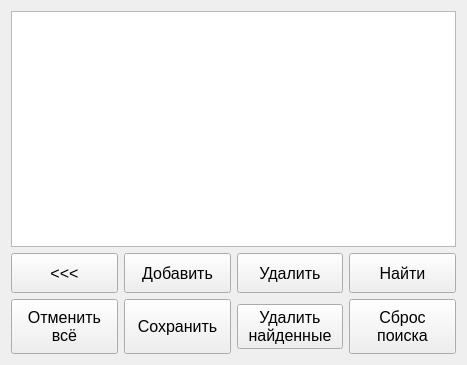
Before: the Qt Designer form widgets/bonusprogwindow.ui in bogtogus/Object_oriented_prog, drawn with Qt 5.
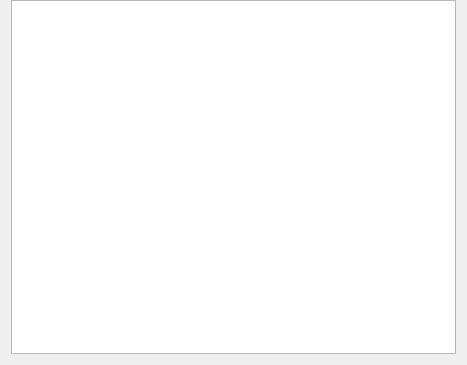
After: the same form once the commit is applied.

Commit message:
redesign: switch from button interface to menu bars
Big operation buttons in the database interaction windows
were replaced with a menu bar and a tool bar,
that allow to have more operations in a more compact way.

What changed in the file:
```diff
--- a/widgets/bonusprogwindow.ui
+++ b/widgets/bonusprogwindow.ui
@@ -14,6 +14,9 @@
    <string>Form</string>
   </property>
   <layout class="QVBoxLayout" name="verticalLayout">
+   <property name="topMargin">
+    <number>0</number>
+   </property>
    <item>
     <widget class="QTableView" name="table">
      <property name="minimumSize">
@@ -29,253 +32,6 @@
      </property>
     </widget>
    </item>
-   <item>
-    <layout class="QGridLayout" name="gridLayout">
-     <item row="0" column="0">
-      <widget class="QPushButton" name="back">
-       <property name="sizePolicy">
-        <sizepolicy hsizetype="Expanding" vsizetype="Fixed">
-         <horstretch>0</horstretch>
-         <verstretch>0</verstretch>
-        </sizepolicy>
-       </property>
-       <property name="minimumSize">
-        <size>
-         <width>50</width>
-         <height>40</height>
-        </size>
-       </property>
-       <property name="maximumSize">
-        <size>
-         <width>120</width>
-         <height>16777215</height>
-        </size>
-       </property>
-       <property name="font">
-        <font>
-         <pointsize>12</pointsize>
-        </font>
-       </property>
-       <property name="text">
-        <string>&lt;&lt;&lt;</string>
-       </property>
-      </widget>
-     </item>
-     <item row="2" column="2">
-      <widget class="QPushButton" name="delete_found">
-       <property name="sizePolicy">
-        <sizepolicy hsizetype="Expanding" vsizetype="Fixed">
-         <horstretch>0</horstretch>
-         <verstretch>0</verstretch>
-        </sizepolicy>
-       </property>
-       <property name="minimumSize">
-        <size>
-         <width>90</width>
-         <height>40</height>
-        </size>
-       </property>
-       <property name="maximumSize">
-        <size>
-         <width>16777215</width>
-         <height>16777215</height>
-        </size>
-       </property>
-       <property name="font">
-        <font>
-         <pointsize>12</pointsize>
-        </font>
-       </property>
-       <property name="text">
-        <string>Удалить
-найденные</string>
-       </property>
-      </widget>
-     </item>
-     <item row="0" column="2">
-      <widget class="QPushButton" name="delete_selected">
-       <property name="sizePolicy">
-        <sizepolicy hsizetype="Expanding" vsizetype="Fixed">
-         <horstretch>0</horstretch>
-         <verstretch>0</verstretch>
-        </sizepolicy>
-       </property>
-       <property name="minimumSize">
-        <size>
-         <width>90</width>
-         <height>40</height>
-        </size>
-       </property>
-       <property name="maximumSize">
-        <size>
-         <width>16777215</width>
-         <height>16777215</height>
-        </size>
-       </property>
-       <property name="font">
-        <font>
-         <pointsize>12</pointsize>
-        </font>
-       </property>
-       <property name="text">
-        <string>Удалить</string>
-       </property>
-      </widget>
-     </item>
-     <item row="0" column="3">
-      <widget class="QPushButton" name="find">
-       <property name="sizePolicy">
-        <sizepolicy hsizetype="Expanding" vsizetype="Fixed">
-         <horstretch>0</horstretch>
-         <verstretch>0</verstretch>
-        </sizepolicy>
-       </property>
-       <property name="minimumSize">
-        <size>
-         <width>90</width>
-         <height>40</height>
-        </size>
-       </property>
-       <property name="maximumSize">
-        <size>
-         <width>16777215</width>
-         <height>16777215</height>
-        </size>
-       </property>
-       <property name="font">
-        <font>
-         <pointsize>12</pointsize>
-        </font>
-       </property>
-       <property name="text">
-        <string>Найти</string>
-       </property>
-      </widget>
-     </item>
-     <item row="2" column="3">
-      <widget class="QPushButton" name="reset">
-       <property name="sizePolicy">
-        <sizepolicy hsizetype="Expanding" vsizetype="Fixed">
-         <horstretch>0</horstretch>
-         <verstretch>0</verstretch>
-        </sizepolicy>
-       </property>
-       <property name="minimumSize">
-        <size>
-         <width>90</width>
-         <height>55</height>
-        </size>
-       </property>
-       <property name="maximumSize">
-        <size>
-         <width>16777215</width>
-         <height>16777215</height>
-        </size>
-       </property>
-       <property name="font">
-        <font>
-         <pointsize>12</pointsize>
-        </font>
-       </property>
-       <property name="text">
-        <string>Сброс
-поиска</string>
-       </property>
-      </widget>
-     </item>
-     <item row="0" column="1">
-      <widget class="QPushButton" name="add">
-       <property name="sizePolicy">
-        <sizepolicy hsizetype="Expanding" vsizetype="Fixed">
-         <horstretch>0</horstretch>
-         <verstretch>0</verstretch>
-        </sizepolicy>
-       </property>
-       <property name="minimumSize">
-        <size>
-         <width>90</width>
-         <height>40</height>
-        </size>
-       </property>
-       <property name="maximumSize">
-        <size>
-         <width>16777215</width>
-         <height>16777215</height>
-        </size>
-       </property>
-       <property name="font">
-        <font>
-         <pointsize>12</pointsize>
-        </font>
-       </property>
-       <property name="text">
-        <string>Добавить</string>
-       </property>
-      </widget>
-     </item>
-     <item row="2" column="1">
-      <widget class="QPushButton" name="submit">
-       <property name="sizePolicy">
-        <sizepolicy hsizetype="Expanding" vsizetype="Fixed">
-         <horstretch>0</horstretch>
-         <verstretch>0</verstretch>
-        </sizepolicy>
-       </property>
-       <property name="minimumSize">
-        <size>
-         <width>90</width>
-         <height>55</height>
-        </size>
-       </property>
-       <property name="maximumSize">
-        <size>
-         <width>16777215</width>
-         <height>16777215</height>
-        </size>
-       </property>
-       <property name="font">
-        <font>
-         <pointsize>12</pointsize>
-        </font>
-       </property>
-       <property name="text">
-        <string>Сохранить</string>
-       </property>
-      </widget>
-     </item>
-     <item row="2" column="0">
-      <widget class="QPushButton" name="revert">
-       <property name="sizePolicy">
-        <sizepolicy hsizetype="Expanding" vsizetype="Fixed">
-         <horstretch>0</horstretch>
-         <verstretch>0</verstretch>
-        </sizepolicy>
-       </property>
-       <property name="minimumSize">
-        <size>
-         <width>50</width>
-         <height>55</height>
-        </size>
-       </property>
-       <property name="maximumSize">
-        <size>
-         <width>120</width>
-         <height>16777215</height>
-        </size>
-       </property>
-       <property name="font">
-        <font>
-         <pointsize>12</pointsize>
-        </font>
-       </property>
-       <property name="text">
-        <string>Отменить
-всё</string>
-       </property>
-      </widget>
-     </item>
-    </layout>
-   </item>
   </layout>
  </widget>
  <resources/>
```
The commit also changes 9 other files.
